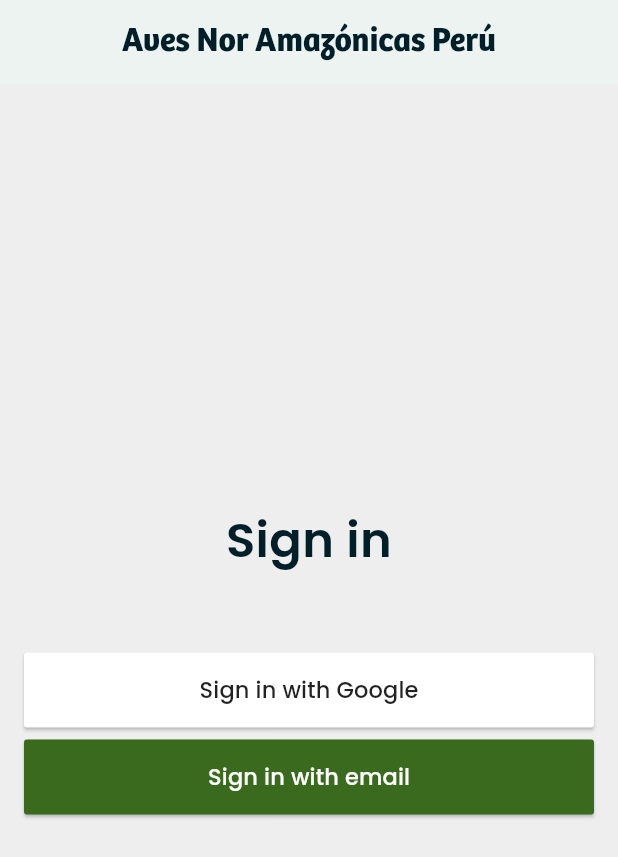
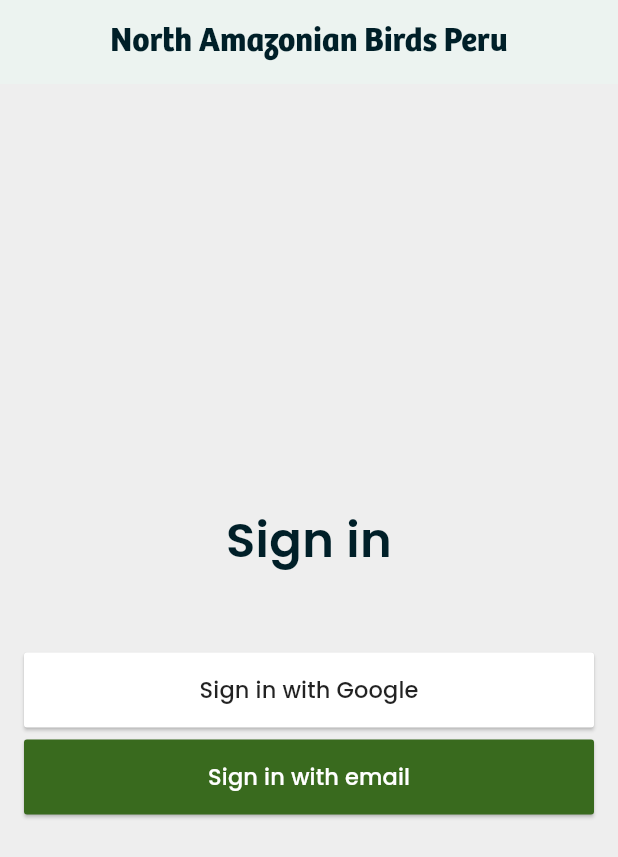
Before and after one commit to josephpaucar/ADSprovisional, a Flutter app: the screen it shows after launch, after a tap on "Sign in with Google", on a phone screen of 412 x 824 dp. Shown: the top 857 px of the screen. Run offline on Flutter 3.47's test engine with Material 2 defaults, Android fonts, the phone set to English and light mode, and no system bars; our stand-ins replace audioplayers, carousel_slider, cloud_firestore, firebase_auth, firebase_core, firebase_storage and 4 more; missing offline and left inert: google_translator; accounts and stored records are empty; generated files the repository leaves out were written again.

Commit message:
Se arreglo el siging y los mapas

```diff
--- a/lib/app/home/inicio/home_bird_card.dart
+++ b/lib/app/home/inicio/home_bird_card.dart
@@ -105,13 +105,17 @@ class _CardInfo extends StatelessWidget {
                 const SizedBox(
                   height: 12,
                 ),
-                Text(
+                Expanded(
+                  child: Text(
                     dsc,
                     textAlign: TextAlign.end,
                     style: const TextStyle(
                       color: Colors.white,
                       fontSize: 12,
                       fontFamily: 'Poppins',
+                    ),
+                    maxLines: 7,
+                    overflow: TextOverflow.ellipsis,
                   ),
                 ),
               ],
--- a/lib/app/home/inicio/home_page.dart
+++ b/lib/app/home/inicio/home_page.dart
@@ -2,6 +2,7 @@ import 'package:aves_de_san_martin/app/home/inicio/search_input_buttom.dart';
 import 'package:cloud_firestore/cloud_firestore.dart';
 import 'package:flutter/material.dart';
 import 'package:carousel_slider/carousel_slider.dart';
+import 'package:google_translator/google_translator.dart';
 
 import 'bird_cards_horizontal_list.dart';
 import 'event_cards_horizontal_list.dart';
@@ -14,7 +15,7 @@ class HomePage extends StatelessWidget {
     return Scaffold(
       appBar: AppBar(
         title: const Text(
-          'Aves Nor Amazónicas Perú',
+          'North Amazonian Birds Peru',
           style: TextStyle(fontFamily: 'BreePeru'),
         ),
       ),
--- a/lib/app/home/posts/posts_page.dart
+++ b/lib/app/home/posts/posts_page.dart
@@ -11,7 +11,7 @@ class PostsPage extends StatelessWidget {
     return Scaffold(
         appBar: AppBar(
           title: const Text(
-            'Aves Nor Amazónicas Perú',
+            'North Amazonian Birds Peru',
             style: TextStyle(fontFamily: 'BreePeru'),
           ),
           actions: [
--- a/lib/app/home/profile/profile_page.dart
+++ b/lib/app/home/profile/profile_page.dart
@@ -39,7 +39,7 @@ class ProfilePage extends StatelessWidget {
             appBar: AppBar(
               centerTitle: true,
               title: const Text(
-                'Aves Nor Amazónicas Perú',
+                'North Amazonian Birds Peru',
                 style: TextStyle(fontFamily: 'BreePeru'),
               ),
             ),
--- a/lib/app/home/rutas/rutas_page.dart
+++ b/lib/app/home/rutas/rutas_page.dart
@@ -95,7 +95,7 @@ class _RutasPageState extends State<RutasPage> {
         appBar: AppBar(
           centerTitle: true,
           title: const Text(
-            'Aves Nor Amazónicas Perú',
+            'North Amazonian Birds Peru',
             style: TextStyle(fontFamily: 'BreePeru'),
           ),
         ),
--- a/lib/app/home/servicios/services_page.dart
+++ b/lib/app/home/servicios/services_page.dart
@@ -14,7 +14,7 @@ class ServicesPage extends StatelessWidget {
         future: FirebaseFirestore.instance
             .collection("servicios")
             .where("categoria", isEqualTo: 'hospedaje')
-            .where("esdestacado", isEqualTo: true)
+            .where("esDestacado", isEqualTo: true)
             .get(),
         builder: (BuildContext context, AsyncSnapshot<QuerySnapshot> snapshot) {
           if (snapshot.connectionState == ConnectionState.waiting) {
@@ -55,7 +55,7 @@ class ServicesPage extends StatelessWidget {
         future: FirebaseFirestore.instance
             .collection("servicios")
             .where("categoria", isEqualTo: 'restaurante')
-            .where("esdestacado", isEqualTo: true)
+            .where("esDestacado", isEqualTo: true)
             .get(),
         builder: (BuildContext context, AsyncSnapshot<QuerySnapshot> snapshot) {
           if (snapshot.connectionState == ConnectionState.waiting) {
@@ -96,7 +96,7 @@ class ServicesPage extends StatelessWidget {
         future: FirebaseFirestore.instance
             .collection("servicios")
             .where("categoria", isEqualTo: 'agenciaDeViajes')
-            .where("esdestacado", isEqualTo: true)
+            .where("esDestacado", isEqualTo: true)
             .get(),
         builder: (BuildContext context, AsyncSnapshot<QuerySnapshot> snapshot) {
           if (snapshot.connectionState == ConnectionState.waiting) {
@@ -167,7 +167,7 @@ class ServicesPage extends StatelessWidget {
     return Scaffold(
       appBar: AppBar(
         title: const Text(
-          'Aves Nor Amazónicas Perú',
+          'North Amazonian Birds Peru',
           style: TextStyle(fontFamily: 'BreePeru'),
         ),
       ),
--- a/lib/app/sign_in/sign_in_page.dart
+++ b/lib/app/sign_in/sign_in_page.dart
@@ -32,23 +32,22 @@ class SignInPage extends StatelessWidget {
     );
   }
 
-  void _showSignInError(BuildContext context, Exception exception) {
+  void _showSignInError(
+      BuildContext context, Exception exception, StackTrace stack) {
     if (exception is FirebaseException &&
         exception.code == 'ERROR_ABORTED_BY_USER') {
       return;
     }
-    showExceptionAlertDialog(
-      context,
-      title: 'Sign in failed',
-      exception: exception,
-    );
+    showExceptionAlertDialog(context,
+        title: 'Sign in failed', exception: exception, stack: stack);
   }
 
   Future<void> _signInWithGoogle(BuildContext context) async {
     try {
       await manager.signInWithGoogle();
-    } on Exception catch (e) {
-      _showSignInError(context, e);
+    } on Exception catch (e, stack) {
+      print(stack.toString());
+      _showSignInError(context, e, stack);
     }
   }
 
@@ -66,7 +65,7 @@ class SignInPage extends StatelessWidget {
     return Scaffold(
       appBar: AppBar(
         title: const Text(
-          'Aves Nor Amazónicas Perú',
+          'North Amazonian Birds Peru',
           style: TextStyle(fontFamily: 'BreePeru'),
         ),
         elevation: 2.0,
--- a/lib/common_widgets/show_alert_dialog.dart
+++ b/lib/common_widgets/show_alert_dialog.dart
@@ -6,7 +6,7 @@ import 'package:flutter/material.dart';
 Future showAlertDialog(
   BuildContext context, {
   required String title,
-  required String? dialogContent,
+  required String dialogContent,
   String? cancelActionText,
   required String defaultActionText,
 }) {
--- a/lib/common_widgets/show_exception_alert_dialog.dart
+++ b/lib/common_widgets/show_exception_alert_dialog.dart
@@ -3,10 +3,12 @@ import 'package:firebase_core/firebase_core.dart';
 import 'package:aves_de_san_martin/common_widgets/show_alert_dialog.dart';
 
 Future<void> showExceptionAlertDialog(BuildContext context,
-        {required String title, required Exception exception}) =>
+        {required String title,
+        required Exception exception,
+        StackTrace? stack}) =>
     showAlertDialog(context,
         title: title,
-        dialogContent: _message(exception),
+        dialogContent: exception.toString(),
         defaultActionText: 'Ok');
 
 String _message(Exception exception) {
--- a/pubspec.yaml
+++ b/pubspec.yaml
@@ -50,6 +50,7 @@ dependencies:
   provider: ^6.0.3
   url_launcher: ^6.1.6
   uuid: ^3.0.6
+  google_translator: ^1.0.0
 
 dev_dependencies:
 
```
Also changed, not shown: lib/app/home/birds/bird_info_page.dart (+26 -20 lines), pubspec.lock, 16 other files. Lines whose indentation alone changed are shown as unchanged.
